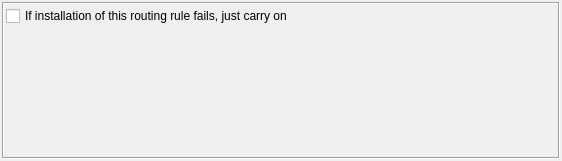
Qt form src/gui/routingruleoptionsdialog_q.ui (fwbuilder/fwbuilder) before a commit.
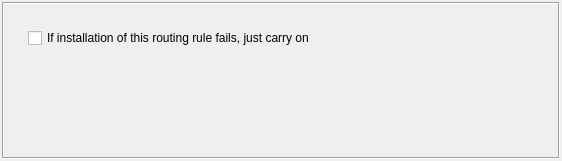
The same form after that commit. The open tabs and pages were chosen to show the change.

Commit message: See #501 Finally cleaned up dialog layout for all object dialogs. Had to remove default margin and spacing in the "form setting" for each dialog

Diff of the .ui file:
```diff
--- a/src/gui/routingruleoptionsdialog_q.ui
+++ b/src/gui/routingruleoptionsdialog_q.ui
@@ -12,22 +12,8 @@
   <property name="windowTitle" >
    <string>Routing Rule Options</string>
   </property>
-  <layout class="QGridLayout" >
-   <property name="margin" >
-    <number>2</number>
-   </property>
-   <property name="spacing" >
-    <number>2</number>
-   </property>
+  <layout class="QGridLayout" name="gridLayout" >
    <item row="0" column="0" >
-    <layout class="QVBoxLayout" >
-     <property name="spacing" >
-      <number>2</number>
-     </property>
-     <property name="margin" >
-      <number>0</number>
-     </property>
-     <item>
       <widget class="QStackedWidget" name="wStack" >
        <property name="sizePolicy" >
         <sizepolicy vsizetype="Minimum" hsizetype="Preferred" >
@@ -44,10 +30,10 @@
        <widget class="QWidget" name="page0" >
         <layout class="QGridLayout" >
          <property name="margin" >
-          <number>0</number>
+        <number>12</number>
          </property>
          <property name="spacing" >
-          <number>2</number>
+        <number>12</number>
          </property>
          <item row="0" column="0" >
           <widget class="QFrame" name="frame1" >
@@ -55,14 +41,14 @@
             <enum>QFrame::NoFrame</enum>
            </property>
            <property name="frameShadow" >
-            <enum>QFrame::Raised</enum>
+          <enum>QFrame::Plain</enum>
            </property>
            <layout class="QGridLayout" >
             <property name="margin" >
-             <number>2</number>
+           <number>12</number>
             </property>
             <property name="spacing" >
-             <number>2</number>
+           <number>12</number>
             </property>
             <item row="2" column="0" colspan="3" >
              <widget class="QCheckBox" name="routing_non_critical_rule" >
@@ -147,8 +133,6 @@
         </layout>
        </widget>
       </widget>
-     </item>
-    </layout>
    </item>
   </layout>
  </widget>
```
Left out of the diff: 9 changed lines with no effect on the pictures. Lines whose indentation alone changed are shown as unchanged. The commit also changes 30 other files.
